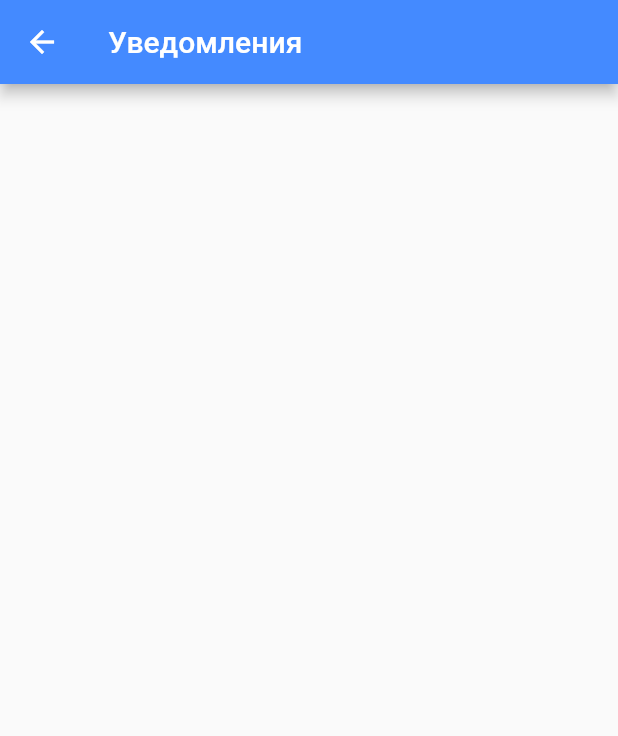
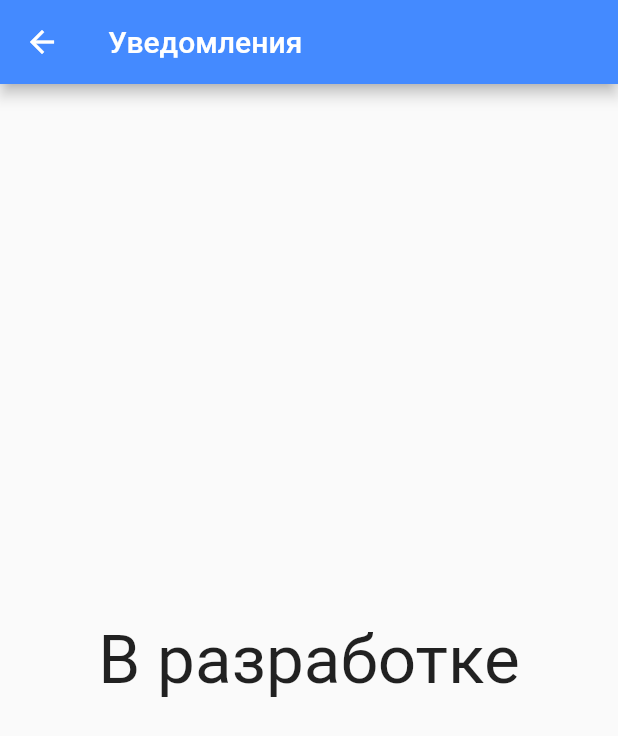
Before and after one commit to shuyanov/AppMyHome, a Flutter app: the HomePage screen opened directly, after a tap on the "add alert" icon, on a phone screen of 412 x 824 dp. Shown: the top 736 px of the screen. Run offline on Flutter 3.47's test engine with Material 2 defaults, Android fonts, the light colour scheme and no system bars; our stand-ins replace cloud_firestore, firebase_core; accounts and stored records are empty; network calls fail; Roboto replaces fonts that are missing (Arial).

Commit message:
Добавление новостей

```diff
--- a/lib/HomePage.dart
+++ b/lib/HomePage.dart
@@ -68,6 +68,9 @@ class _HomePageState extends State<HomePage> {
                       title: const Text('Уведомления'),
                       backgroundColor: Colors.blueAccent,
                     ),
+                    body: Center(
+                      child: Text('В разработке', style: TextStyle(fontSize: 45, fontFamily: 'Arial'),),
+                    ),
                   );
                 }
             ));
--- a/lib/ScrolLent/Filling.dart
+++ b/lib/ScrolLent/Filling.dart
@@ -3,13 +3,95 @@ import 'package:flutter/material.dart';
 
 import '../Data/NewsData.dart';
 
+class Filing extends StatefulWidget {
+  const Filing({Key? key}) : super(key: key);
 
+  @override
+  State<Filing> createState() => _FilingState();
+}
+
+class _FilingState extends State<Filing> {
+
+  late String userToDO;
+  List<NewsModels> news = [];
+  TextEditingController ControlNews = TextEditingController();
+  TextEditingController ControlText = TextEditingController();
+  @override
+  void initState() {
+    super.initState();
+
+    news.addAll([NewsModels(
+        HeadName: 'Отключение газа в Иввановской области',
+        Text: 'По информации компании, в связи с выполнением работ по ремонту газораспределительной сети по адресу: проезд Институтский, д. 1, ул. Парижской Коммуны, д. 58-а в г. Иваново будет прекращено газоснабжение жилых домов ',
+        image: 'https://reemont.ru/wp-content/uploads/2021/06/1620674026_15-p-panelnii-dom-foto-17.jpg'),
+      NewsModels(
+          HeadName: 'Три микрорайона в Иванове останутся без горячей воды',
+          Text: 'Когда именно и на какой период дома останутся без ГВС, ресурсоснабжающая компания чётко не сообщает, но обещает, что отключение будет непродолжительным.В целом, работы планирую выполнить за 10 часов 20-21 августа. Для минимизации неудобств - в вечернее и ночное время.',
+          image: 'https://media.makler.md/production/an/original/000/048/490/000048490366.jpg'),
+      NewsModels(
+          HeadName: 'Взрыв газа произошел в российском городе',
+          Text: 'Взрыв газа произошел в многоквартирном жилом доме в дагестанском Каспийске, три человека получили ожоги. Об этом сообщает местная прокуратура. Инцидент произошел на улице Молодежная, 5. По предварительным данным, взрыв случился в одной из квартир. ',
+          image: 'https://na-dache.pro/uploads/posts/2021-11/1636546150_185-na-dache-pro-p-panelnii-dom-foto-208.jpg'),
+      NewsModels(
+          HeadName: 'В Волгограде расползается крыша многоквартирного дома',
+          Text: 'Взрыв газа произошел в многоквартирном жилом доме в дагестанском Каспийске, три человека получили ожоги. Об этом сообщает местная прокуратура. Инцидент произошел на улице Молодежная, 5. По предварительным данным, взрыв случился в одной из квартир.',
+          image: 'https://na-dache.pro/uploads/posts/2021-11/1636546150_185-na-dache-pro-p-panelnii-dom-foto-208.jpg'),
+      NewsModels(
+          HeadName: 'HeadName',
+          Text: 'Взрыв газа произошел в многоквартирном жилом доме в дагестанском Каспийске, три человека получили ожоги. Об этом сообщает местная прокуратура. Инцидент произошел на улице Молодежная, 5. По предварительным данным, взрыв случился в одной из квартир.',
+          image: 'https://na-dache.pro/uploads/posts/2021-11/1636546150_185-na-dache-pro-p-panelnii-dom-foto-208.jpg'),
+    ]);
+  }
+
+  @override
+  Widget build(BuildContext context) {
+    return Scaffold(
+      body: ListView.builder(
+        itemCount: news.length,
+          itemBuilder: (context, int index) {
+            return ListTile(
+              leading: Image.network(news[index].image),
+              title: Text(news[index].HeadName),
+              subtitle: Text(news[index].Text),
+            );
+          },
+      ),
+      floatingActionButton: FloatingActionButton(
+        child: Icon(Icons.add_circle),
+        onPressed: () {
+          showDialog(context: context, builder: (BuildContext context) {
+            return AlertDialog(
+              title: Text('Добавить новаость'),
+              content: TextField(
+                controller: ControlNews,
+              ),
+              actions: [
+                ElevatedButton(onPressed: () {
+                  setState(() {
+                    news.add(NewsModels(HeadName: ControlNews.text, Text: ControlNews.text, image: 'https://reemont.ru/wp-content/uploads/2021/06/1620674026_15-p-panelnii-dom-foto-17.jpg'));
+                  });
+                  Navigator.of(context).pop();
+                }, child: Text('Добавить'))
+              ],
+            );
+          });
+        },
+      ),
+    );
+  }
+}
+
+
+/*
 class Filing extends StatelessWidget {
   const Filing({Key? key}) : super(key: key);
 
+  String _userToDo;
+
   @override
   Widget build(BuildContext context) {
-    return ListView.builder(
+    return Scaffold(
+      body: ListView.builder(
           itemCount: news.length,
           itemBuilder: (context, index) {
             return ListTile(
@@ -17,68 +99,30 @@ class Filing extends StatelessWidget {
               title: Text(news[index].HeadName),
               subtitle: Text(news[index].Text),
             );
-        /*Container(
-          constraints: BoxConstraints(maxWidth: 200),
-
-              child: Column(
-                children: [
-                  Text(news[index].HeadName,),
-                  Row(
-                    children: [
-                      Image.network(news[index].image, width: 100, height: 100,),
-                      Flexible(child: Text(news[index].Text,))
-                    ],
+          },
         ),
-                ],
+      floatingActionButton: FloatingActionButton(
+        onPressed: () {
+          showDialog(context: context, builder: (BuildContext context) {
+            return AlertDialog(
+              title: Text('Добавить Новость'),
+              content: TextField(
+                onChanged: (String value) {
+                  setState(() {
+                    _userToDo = value;
+                  });
+                },
               ),
-            );*/
+            );
+          });
         },
-    );
-
-    /*Row(
-      children: [
-        Text(newsModels.HeadName),
-        Column(
-          children: [
-              Image.Network(newModels)
-          ],
+        child: Icon(
+          Icons.add_circle,
+          color: Colors.blueAccent,
         ),
-      ],
-    );*/
-
-    /*Row(
-      mainAxisAlignment: MainAxisAlignment.spaceBetween,
-      children: [
-        Column(
-          children: [
-            Container(
-              color: Colors.black87,
-              child: Text('kf', style: TextStyle(fontSize: 40) ),
-            )
-          ],
-        ),
-        Column(
-          children: [
-            Container(
-                child: IconButton(
-                  icon: const Icon(Icons.arrow_drop_down) ,
-                  onPressed: () {
-                    Navigator.push(context, MaterialPageRoute<void>(
-                        builder: (BuildContext){
-                          return Scaffold(
-                            appBar: AppBar(
-                              title: const Text('Уведомления'),
-                              backgroundColor: Colors.blueAccent,
       ),
     );
   }
-                    ));
-                  },
-                )
-            )
-          ],
-        ),
-      ],
-    );*/
 }
-}
+
+*/
```
Also changed, not shown: 1 other file. Lines whose indentation alone changed are shown as unchanged.
